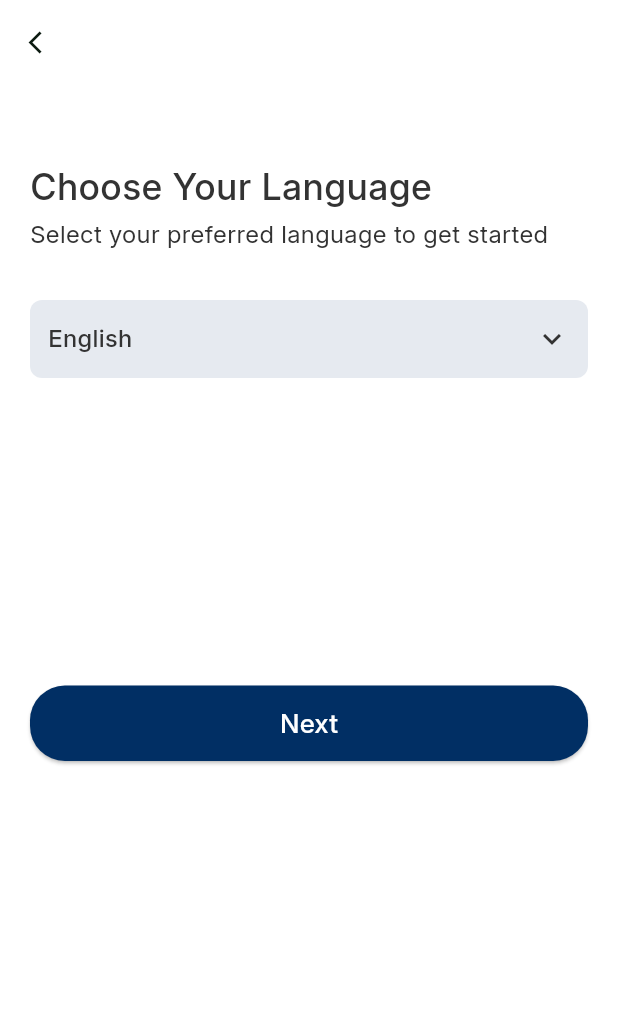
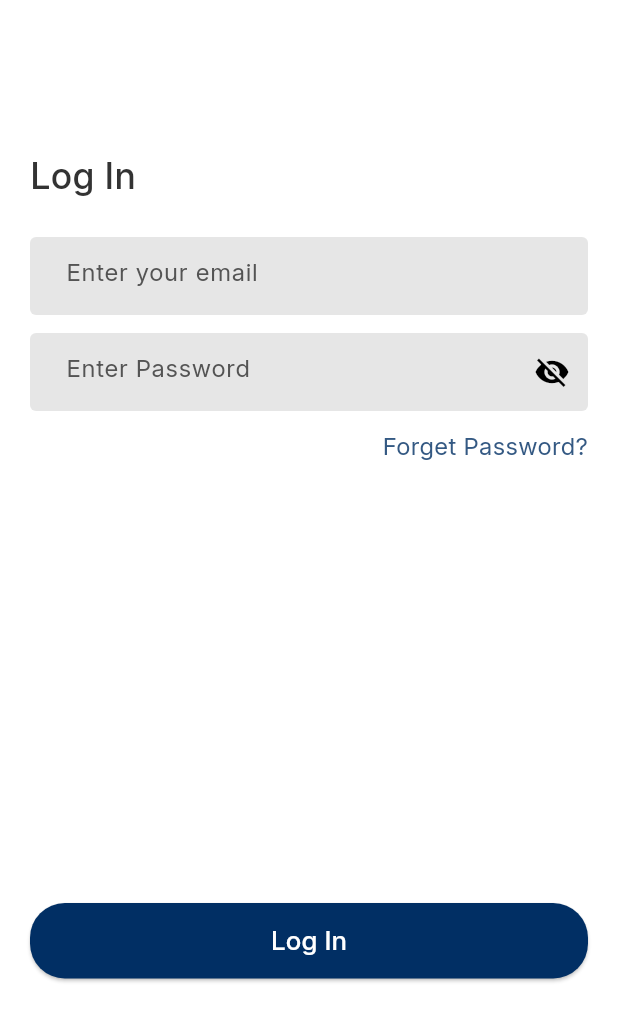
Before and after one commit to MdLimon123/RideMate-App, a Flutter app: the SelectUserLanguageScreen screen opened by its route, after a tap on "Next", on a phone screen of 412 x 824 dp. Shown: the top 1021 px of the screen. Run offline on Flutter 3.47's test engine with Material 3 defaults, Android fonts, the phone set to English and light mode, and no system bars; our stand-ins replace flutter_screenutil, flutter_spinkit, flutter_svg, get, shared_preferences; accounts and stored records are empty.

Commit message:
user login done

```diff
--- a/lib/helpers/route.dart
+++ b/lib/helpers/route.dart
@@ -3,6 +3,7 @@ import 'package:radeef/views/screen/Home/home_screen.dart';
 import 'package:radeef/views/screen/Profile/profile_screen.dart';
 import 'package:radeef/views/screen/Splash/select_role_screen.dart';
 import 'package:radeef/views/screen/UserFLow/UserAuth/select_language_screen.dart';
+import 'package:radeef/views/screen/UserFLow/UserAuth/user_login_screen.dart';
 import 'package:radeef/views/screen/Wallet/wallet_screen.dart';
 import '../views/screen/Splash/splash_screen.dart';
 
@@ -14,6 +15,8 @@ class AppRoutes{
   static String profileScreen="/profile_screen";
   static String walletScreen="/wallet_screen";
   static String selectUserLanguage = "/select_user_language";
+  static String userLoginScreen = "/user_login_screen";
+
 
  static List<GetPage> page=[
     GetPage(name:splashScreen, page: ()=>const SplashScreen()),
@@ -22,6 +25,7 @@ class AppRoutes{
     GetPage(name:profileScreen, page: ()=>const ProfileScreen(),transition: Transition.noTransition),
    GetPage(name:selectRole, page: ()=>const SelectRoleScreen(),transition: Transition.noTransition),
    GetPage(name:selectUserLanguage, page: ()=>const SelectUserLanguageScreen(),transition: Transition.noTransition),
+   GetPage(name:userLoginScreen, page: ()=>const UserLoginScreen(),transition: Transition.noTransition),
   ];
 
 
--- a/lib/utils/app_colors.dart
+++ b/lib/utils/app_colors.dart
@@ -9,7 +9,7 @@ class AppColors{
   static Color cardColor = const Color(0xFF2F2F2F);
   static Color cardLightColor = const Color(0xFF555555);
   static Color borderColor = const Color(0xFF2683EB);
-  static Color textColor = const Color(0xFFFFFFFF);
+  static Color textColor = const Color(0xFF333333);
   static Color subTextColor = const Color(0xFFE8E8E8);
   static Color hintColor = const Color(0xFFB5B5B5);
   static Color greyColor = const Color(0xFFB5B5B5);
--- a/lib/views/base/custom_text_field.dart
+++ b/lib/views/base/custom_text_field.dart
@@ -52,7 +52,9 @@ class _CustomTextFieldState extends State<CustomTextField> {
 
   @override
   Widget build(BuildContext context) {
-    return TextFormField(
+    return SizedBox(
+      height: 52,
+      child: TextFormField(
         controller: widget.controller,
         keyboardType: widget.keyboardType,
         obscuringCharacter: widget.obscure!,
@@ -82,12 +84,24 @@ class _CustomTextFieldState extends State<CustomTextField> {
             },
         cursorColor: AppColors.primaryColor,
         obscureText: widget.isPassword ? obscureText : false,
-      style: TextStyle(color: Colors.white, fontSize: 16.sp),
+        style: TextStyle(color: Color(0xFF545454), fontSize: 16, fontWeight: FontWeight.w400),
         decoration: InputDecoration(
           contentPadding: EdgeInsets.symmetric(
-            horizontal: widget.contentPaddingHorizontal ?? 20.w,
-            vertical: widget.contentPaddingVertical ?? 20.w),
-        fillColor: widget.filColor,
+              horizontal: widget.contentPaddingHorizontal ?? 20,
+              vertical: widget.contentPaddingVertical ?? 20),
+          fillColor: Color(0xFFE6E6E6),
+          filled: true,
+          border: OutlineInputBorder(
+            borderRadius: BorderRadius.circular(4),
+              borderSide: BorderSide.none
+          ),
+          enabledBorder: OutlineInputBorder(
+            borderRadius: BorderRadius.circular(4),
+          borderSide: BorderSide.none),
+          focusedBorder: OutlineInputBorder(
+            borderRadius: BorderRadius.circular(4),
+              borderSide: BorderSide.none
+          ),
           prefixIcon: widget.prefixIcon,
           suffixIcon: widget.isPassword
               ? GestureDetector(
@@ -96,9 +110,12 @@ class _CustomTextFieldState extends State<CustomTextField> {
                       obscureText ? Icons.visibility_off : Icons.visibility),
                 )
               : widget.suffixIcon,
-        prefixIconConstraints: BoxConstraints(minHeight: 24.w, minWidth: 24.w),
+          prefixIconConstraints: BoxConstraints(minHeight: 24, minWidth: 24),
           labelText: widget.labelText,
           hintText: widget.hintText,
+          hintStyle: TextStyle(color: Color(0xFF545454), fontSize: 16,
+              fontWeight: FontWeight.w400)
+        ),
       ),
     );
   }
--- a/lib/views/screen/UserFLow/UserAuth/select_language_screen.dart
+++ b/lib/views/screen/UserFLow/UserAuth/select_language_screen.dart
@@ -1,6 +1,7 @@
 import 'package:flutter/material.dart';
 import 'package:get/get.dart';
 import 'package:radeef/controllers/localization_controller.dart';
+import 'package:radeef/helpers/route.dart';
 import 'package:radeef/language_controller.dart';
 import 'package:radeef/utils/app_constants.dart';
 import 'package:radeef/utils/style.dart';
@@ -95,9 +96,7 @@ class _SelectUserLanguageScreenState extends State<SelectUserLanguageScreen> {
                       child: Column(
                         children: _languageController.languages
                             .map((lang) {
-                          bool isSelected = _languageController
-                              .selectedLanguage.value ==
-                              lang.tr;
+
 
                           return GestureDetector(
                             onTap: () {
@@ -141,7 +140,7 @@ class _SelectUserLanguageScreenState extends State<SelectUserLanguageScreen> {
             }),
             SizedBox(height: 205,),
             CustomButton(onTap: (){
-
+              Get.offAllNamed(AppRoutes.userLoginScreen);
             }, text: "Next")
           ],
 
--- /dev/null
+++ b/lib/views/screen/UserFLow/UserAuth/user_login_screen.dart
@@ -0,0 +1,57 @@
+import 'package:flutter/material.dart';
+import 'package:radeef/utils/app_colors.dart';
+import 'package:radeef/views/base/custom_button.dart';
+import 'package:radeef/views/base/custom_text_field.dart';
+
+class UserLoginScreen extends StatefulWidget {
+  const UserLoginScreen({super.key});
+
+  @override
+  State<UserLoginScreen> createState() => _UserLoginScreenState();
+}
+
+class _UserLoginScreenState extends State<UserLoginScreen> {
+
+  final emailTextController = TextEditingController();
+  final passwordTextController = TextEditingController();
+
+  @override
+  Widget build(BuildContext context) {
+    return Scaffold(
+      body: ListView(
+        padding: EdgeInsets.symmetric(horizontal: 20),
+        children: [
+          SizedBox(height: 100,),
+          Text("Log In",
+          style: TextStyle(
+            fontSize: 24,
+            fontWeight: FontWeight.w500,
+            color: AppColors.textColor
+          ),),
+          SizedBox(height: 24,),
+          CustomTextField(controller: emailTextController,
+          isEmail: true,
+          hintText: "Enter your email",),
+          SizedBox(height: 12,),
+          CustomTextField(controller: passwordTextController,
+          hintText: "Enter Password",
+          isPassword: true,),
+          SizedBox(height: 12,),
+          Align(
+            alignment: Alignment.centerRight,
+            child: Text("Forget Password?",
+            style: TextStyle(
+              fontSize: 16,
+              fontWeight: FontWeight.w400,
+              color: Color(0xFF345983)
+            ),),
+          ),
+          SizedBox(height: 293,),
+          CustomButton(onTap: (){},
+              text: "Log In")
+
+        ],
+      ),
+    );
+  }
+}
```
Lines whose indentation alone changed are shown as unchanged.
